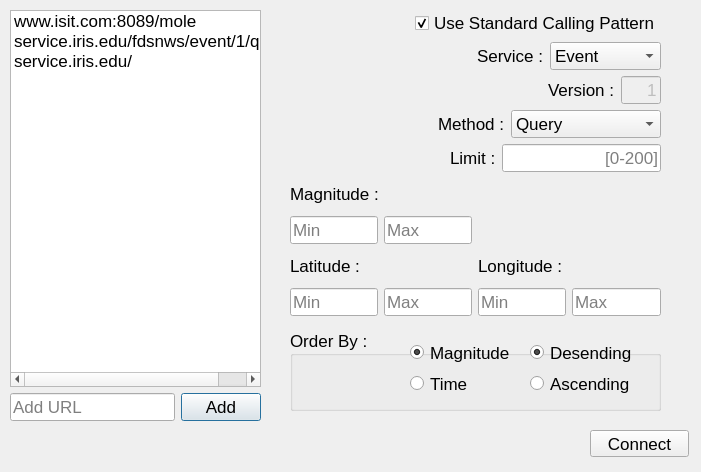
The window that EMV/Dialogs/fdsnrequestdialog.ui (reon/EMV-4) describes before a commit, drawn with Qt 5.
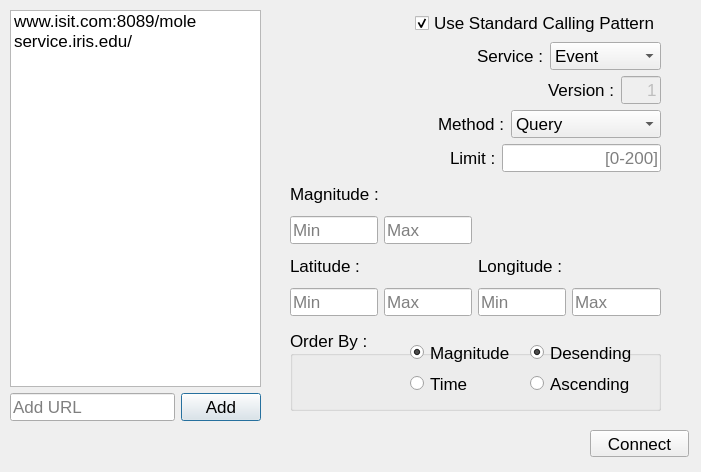
The same window after the commit.

```diff
--- a/EMV/Dialogs/fdsnrequestdialog.ui
+++ b/EMV/Dialogs/fdsnrequestdialog.ui
@@ -35,11 +35,6 @@
         <string>www.isit.com:8089/mole</string>
        </property>
       </item>
-      <item>
-       <property name="text">
-        <string>service.iris.edu/fdsnws/event/1/query</string>
-       </property>
-      </item>
       <item>
        <property name="text">
         <string>service.iris.edu/</string>
```
Left out of the diff: 4 changed lines with no effect on the pictures.
